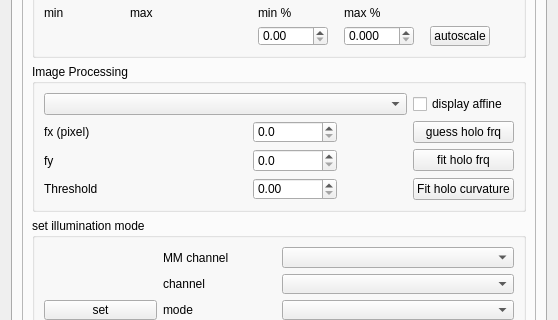
This is micromanager_gui/_ui/micromanager_gui.ui in QI2lab/napari-micromanager as Qt 5 draws it before an edit; both pictures show x 0 to 558 and y 587 to 907 of the 558 by 1397 pixel window. The edited form follows.
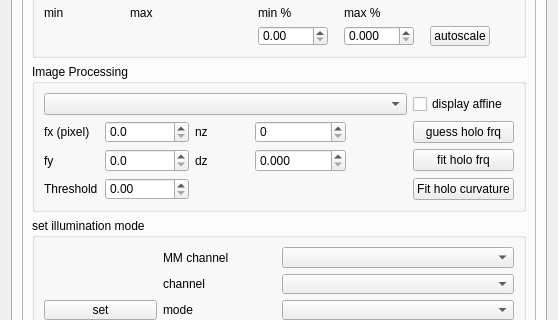
This is the edited form.

Commit message: added volumetric electric field display called hologram volume mode so can numerically refocus field in viewer

Patch:
```diff
--- a/micromanager_gui/_ui/micromanager_gui.ui
+++ b/micromanager_gui/_ui/micromanager_gui.ui
@@ -1230,22 +1230,6 @@
              <string>Image Processing</string>
             </property>
             <layout class="QGridLayout" name="gridLayout_16">
-             <item row="3" column="3">
-              <widget class="QDoubleSpinBox" name="fy_doubleSpinBox">
-               <property name="decimals">
-                <number>1</number>
-               </property>
-               <property name="minimum">
-                <double>0.000000000000000</double>
-               </property>
-               <property name="maximum">
-                <double>10000.000000000000000</double>
-               </property>
-               <property name="singleStep">
-                <double>1.000000000000000</double>
-               </property>
-              </widget>
-             </item>
              <item row="0" column="6">
               <widget class="QCheckBox" name="use_affine_xform_checkBox">
                <property name="text">
@@ -1267,22 +1251,6 @@
                </property>
               </widget>
              </item>
-             <item row="2" column="3">
-              <widget class="QDoubleSpinBox" name="fx_doubleSpinBox">
-               <property name="decimals">
-                <number>1</number>
-               </property>
-               <property name="minimum">
-                <double>0.000000000000000</double>
-               </property>
-               <property name="maximum">
-                <double>10000.000000000000000</double>
-               </property>
-               <property name="singleStep">
-                <double>1.000000000000000</double>
-               </property>
-              </widget>
-             </item>
              <item row="0" column="0" colspan="5">
               <widget class="QComboBox" name="image_proc_mode_comboBox">
                <property name="minimumSize">
@@ -1327,13 +1295,79 @@
                </property>
               </widget>
              </item>
-             <item row="5" column="3">
+             <item row="2" column="1">
+              <widget class="QDoubleSpinBox" name="fx_doubleSpinBox">
+               <property name="decimals">
+                <number>1</number>
+               </property>
+               <property name="minimum">
+                <double>0.000000000000000</double>
+               </property>
+               <property name="maximum">
+                <double>10000.000000000000000</double>
+               </property>
+               <property name="singleStep">
+                <double>1.000000000000000</double>
+               </property>
+              </widget>
+             </item>
+             <item row="3" column="1">
+              <widget class="QDoubleSpinBox" name="fy_doubleSpinBox">
+               <property name="decimals">
+                <number>1</number>
+               </property>
+               <property name="minimum">
+                <double>0.000000000000000</double>
+               </property>
+               <property name="maximum">
+                <double>10000.000000000000000</double>
+               </property>
+               <property name="singleStep">
+                <double>1.000000000000000</double>
+               </property>
+              </widget>
+             </item>
+             <item row="5" column="1">
               <widget class="QDoubleSpinBox" name="threshold_SpinBox">
                <property name="maximum">
                 <double>100000.000000000000000</double>
                </property>
               </widget>
              </item>
+             <item row="2" column="2">
+              <widget class="QLabel" name="label_28">
+               <property name="text">
+                <string>nz</string>
+               </property>
+              </widget>
+             </item>
+             <item row="3" column="2">
+              <widget class="QLabel" name="label_29">
+               <property name="text">
+                <string>dz</string>
+               </property>
+              </widget>
+             </item>
+             <item row="3" column="3">
+              <widget class="QDoubleSpinBox" name="holo_dz_doubleSpinBox">
+               <property name="decimals">
+                <number>3</number>
+               </property>
+               <property name="maximum">
+                <double>100000.000000000000000</double>
+               </property>
+               <property name="singleStep">
+                <double>0.100000000000000</double>
+               </property>
+              </widget>
+             </item>
+             <item row="2" column="3">
+              <widget class="QSpinBox" name="holo_nz_spinBox">
+               <property name="maximum">
+                <number>201</number>
+               </property>
+              </widget>
+             </item>
             </layout>
            </widget>
           </item>
```
Left out of the diff: 3 changed lines with no effect on the pictures. The commit also changes 1 other file.
